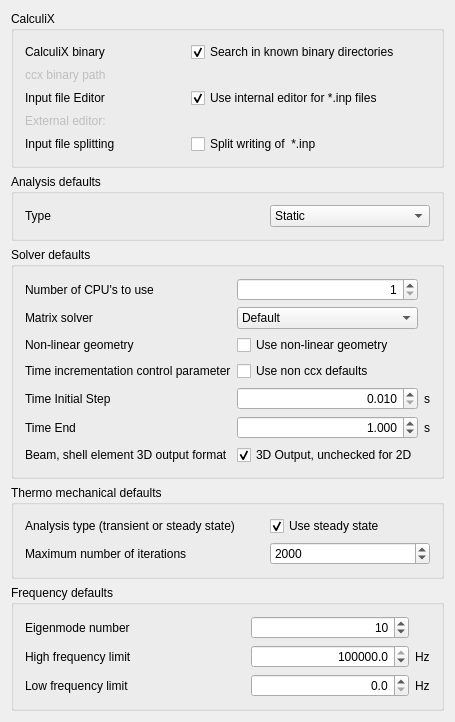
Above: src/Mod/Fem/Gui/DlgSettingsFemCcx.ui from southseact-3d/fcd before the change. Below: the same form after it.
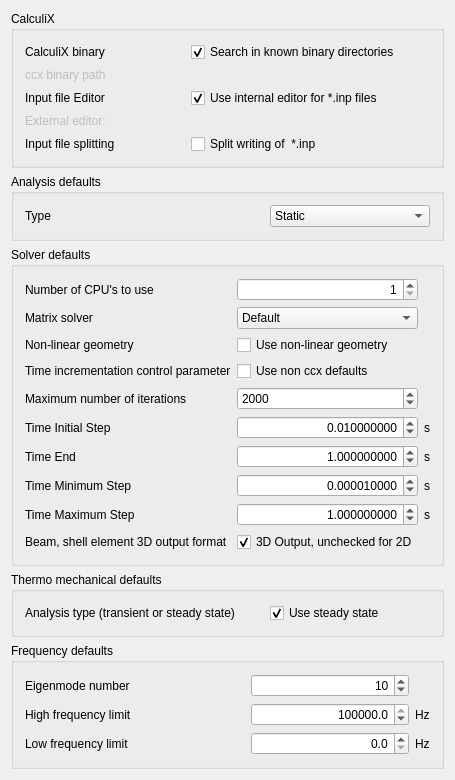
That is the form after the change. Icons and pictures are not drawn. Custom widgets are drawn as their Qt base class.

What changed in the file:
```diff
--- a/src/Mod/Fem/Gui/DlgSettingsFemCcx.ui
+++ b/src/Mod/Fem/Gui/DlgSettingsFemCcx.ui
@@ -393,14 +393,14 @@
           </property>
          </widget>
         </item>
-        <item row="4" column="0">
+        <item row="3" column="0">
          <widget class="QLabel" name="l_use_iterations_param">
           <property name="text">
            <string>Time incrementation control parameter</string>
           </property>
          </widget>
         </item>
-        <item row="4" column="2">
+        <item row="3" column="2">
          <widget class="Gui::PrefCheckBox" name="cb_use_iterations_param">
           <property name="text">
            <string>Use non ccx defaults</string>
@@ -416,6 +416,35 @@
           </property>
          </widget>
         </item>
+        <item row="4" column="0">
+         <widget class="QLabel" name="l_ccx_max_iterations">
+          <property name="text">
+           <string>Maximum number of iterations</string>
+          </property>
+         </widget>
+        </item>
+        <item row="4" column="2">
+         <widget class="Gui::PrefSpinBox" name="sb_ccx_max_iterations">
+          <property name="minimum">
+           <number>1</number>
+          </property>
+          <property name="maximum">
+           <number>10000000</number>
+          </property>
+          <property name="singleStep">
+           <number>10</number>
+          </property>
+          <property name="value">
+           <number>2000</number>
+          </property>
+          <property name="prefEntry" stdset="0">
+           <cstring>AnalysisMaxIterations</cstring>
+          </property>
+          <property name="prefPath" stdset="0">
+           <cstring>Mod/Fem/Ccx</cstring>
+          </property>
+         </widget>
+        </item>
         <item row="5" column="0">
          <widget class="QLabel" name="l_ccx_initial_time_step">
           <property name="text">
@@ -445,10 +474,10 @@
            <set>Qt::AlignRight|Qt::AlignTrailing|Qt::AlignVCenter</set>
           </property>
           <property name="decimals">
-           <number>3</number>
+           <number>9</number>
           </property>
           <property name="minimum">
-           <double>0.010000000000000</double>
+           <double>0.000000001000000</double>
           </property>
           <property name="singleStep">
            <double>0.010000000000000</double>
@@ -484,10 +513,10 @@
            <set>Qt::AlignRight|Qt::AlignTrailing|Qt::AlignVCenter</set>
           </property>
           <property name="decimals">
-           <number>3</number>
+           <number>9</number>
           </property>
           <property name="minimum">
-           <double>0.010000000000000</double>
+           <double>0.000000001000000</double>
           </property>
           <property name="singleStep">
            <double>0.010000000000000</double>
@@ -504,20 +533,130 @@
          </widget>
         </item>
         <item row="6" column="3">
-         <widget class="QLabel" name="l_hz_4">
+         <widget class="QLabel" name="l_hz_3">
           <property name="text">
            <string>s</string>
           </property>
          </widget>
         </item>
-        <item row="7" column="0">
+       <item row="7" column="0">
+         <widget class="QLabel" name="l_ccx_minimum_time_step">
+          <property name="text">
+           <string>Time Minimum Step</string>
+          </property>
+         </widget>
+        </item>
+        <item row="7" column="1">
+         <spacer name="horizontalSpacer_2">
+          <property name="orientation">
+           <enum>Qt::Horizontal</enum>
+          </property>
+          <property name="sizeHint" stdset="0">
+           <size>
+            <width>40</width>
+            <height>20</height>
+           </size>
+          </property>
+         </spacer>
+        </item>
+        <item row="7" column="2">
+         <widget class="Gui::PrefDoubleSpinBox" name="dsb_ccx_minimum_time_step">
+          <property name="contextMenuPolicy">
+           <enum>Qt::DefaultContextMenu</enum>
+          </property>
+          <property name="alignment">
+           <set>Qt::AlignRight|Qt::AlignTrailing|Qt::AlignVCenter</set>
+          </property>
+          <property name="decimals">
+           <number>9</number>
+          </property>
+          <property name="minimum">
+           <double>0.000000001000000</double>
+          </property>
+          <property name="singleStep">
+           <double>0.010000000000000</double>
+          </property>
+          <property name="value">
+           <double>0.000010000000000</double>
+          </property>
+          <property name="prefEntry" stdset="0">
+           <cstring>AnalysisTimeMinimumStep</cstring>
+          </property>
+          <property name="prefPath" stdset="0">
+           <cstring>Mod/Fem/Ccx</cstring>
+          </property>
+         </widget>
+        </item>
+        <item row="7" column="3">
+         <widget class="QLabel" name="l_hz_3">
+          <property name="text">
+           <string>s</string>
+          </property>
+         </widget>
+        </item>
+       <item row="8" column="0">
+         <widget class="QLabel" name="l_ccx_maximum_time_step">
+          <property name="text">
+           <string>Time Maximum Step</string>
+          </property>
+         </widget>
+        </item>
+        <item row="8" column="1">
+         <spacer name="horizontalSpacer_2">
+          <property name="orientation">
+           <enum>Qt::Horizontal</enum>
+          </property>
+          <property name="sizeHint" stdset="0">
+           <size>
+            <width>40</width>
+            <height>20</height>
+           </size>
+          </property>
+         </spacer>
+        </item>
+        <item row="8" column="2">
+         <widget class="Gui::PrefDoubleSpinBox" name="dsb_ccx_maximum_time_step">
+          <property name="contextMenuPolicy">
+           <enum>Qt::DefaultContextMenu</enum>
+          </property>
+          <property name="alignment">
+           <set>Qt::AlignRight|Qt::AlignTrailing|Qt::AlignVCenter</set>
+          </property>
+          <property name="decimals">
+           <number>9</number>
+          </property>
+          <property name="minimum">
+           <double>0.000000001000000</double>
+          </property>
+          <property name="singleStep">
+           <double>1.000000000000000</double>
+          </property>
+          <property name="value">
+           <double>1.000000000000000</double>
+          </property>
+          <property name="prefEntry" stdset="0">
+           <cstring>AnalysisTimeMaximumStep</cstring>
+          </property>
+          <property name="prefPath" stdset="0">
+           <cstring>Mod/Fem/Ccx</cstring>
+          </property>
+         </widget>
+        </item>
+        <item row="8" column="3">
+         <widget class="QLabel" name="l_hz_3">
+          <property name="text">
+           <string>s</string>
+          </property>
+         </widget>
+        </item>
+        <item row="9" column="0">
          <widget class="QLabel" name="l_BeamShellOutput">
           <property name="text">
            <string>Beam, shell element 3D output format </string>
           </property>
          </widget>
         </item>
-        <item row="7" column="2">
+        <item row="9" column="2">
          <widget class="Gui::PrefCheckBox" name="cb_BeamShellOutput">
           <property name="text">
            <string>3D Output, unchecked for 2D</string>
@@ -569,35 +708,6 @@
           </property>
          </widget>
         </item>
-        <item row="3" column="0">
-         <widget class="QLabel" name="l_ccx_max_iterations">
-          <property name="text">
-           <string>Maximum number of iterations</string>
-          </property>
-         </widget>
-        </item>
-        <item row="3" column="1">
-         <widget class="Gui::PrefSpinBox" name="sb_ccx_max_iterations">
-          <property name="minimum">
-           <number>1</number>
-          </property>
-          <property name="maximum">
-           <number>10000000</number>
-          </property>
-          <property name="singleStep">
-           <number>10</number>
-          </property>
-          <property name="value">
-           <number>2000</number>
-          </property>
-          <property name="prefEntry" stdset="0">
-           <cstring>AnalysisMaxIterations</cstring>
-          </property>
-          <property name="prefPath" stdset="0">
-           <cstring>Mod/Fem/Ccx</cstring>
-          </property>
-         </widget>
-        </item>
        </layout>
       </item>
      </layout>
```
